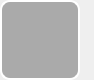
The window that editor/src/main/view/ui/option.ui (JulianBiancardi/Wolfenstein-Taller1) describes before a commit, drawn with Qt 5.
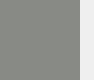
The same window after the commit.

What changed in the file:
```diff
--- a/editor/src/main/view/ui/option.ui
+++ b/editor/src/main/view/ui/option.ui
@@ -81,11 +81,9 @@
    </property>
    <property name="styleSheet">
     <string notr="true">QPushButton#OptionButton{
-	background-color: rgb(170, 170, 170);
-	border-style: outset;
-	border-width: 2px;
-	border-radius: 10px;
-	border-color: rgb(255, 255, 255);
+background-color: rgb(136, 138, 133);
+	border: none;
+	padding: 5px;
 }
 
 QPushButton#OptionButton:hover {
```
Left out of the diff: 4 changed lines with no effect on the pictures.
